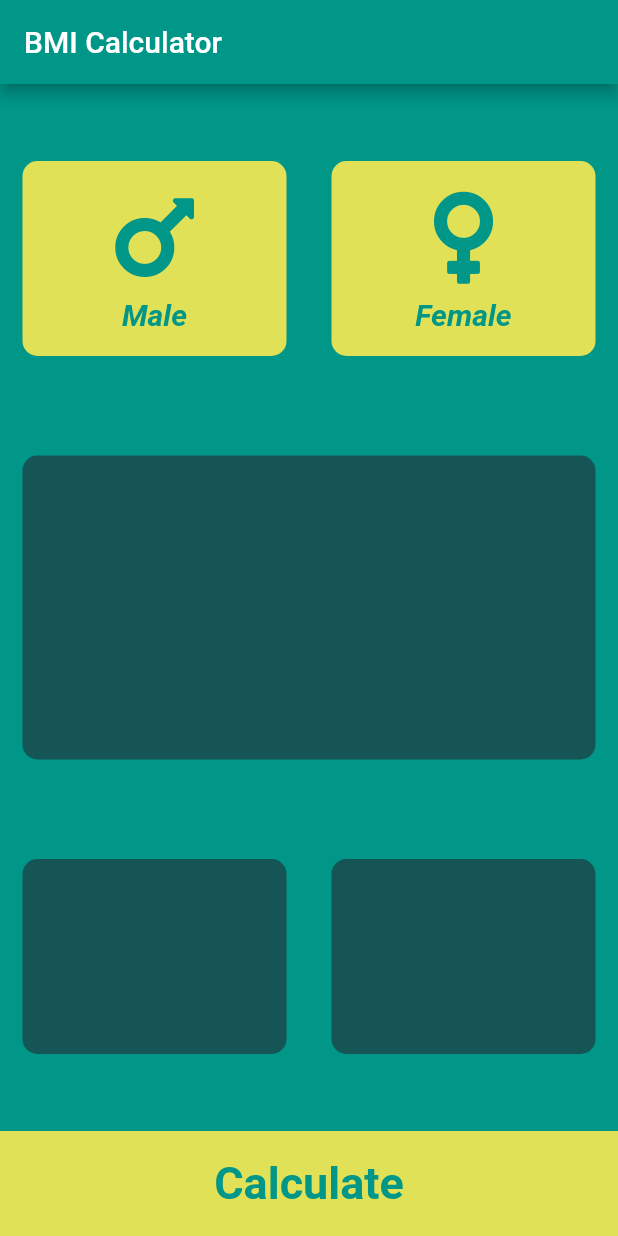
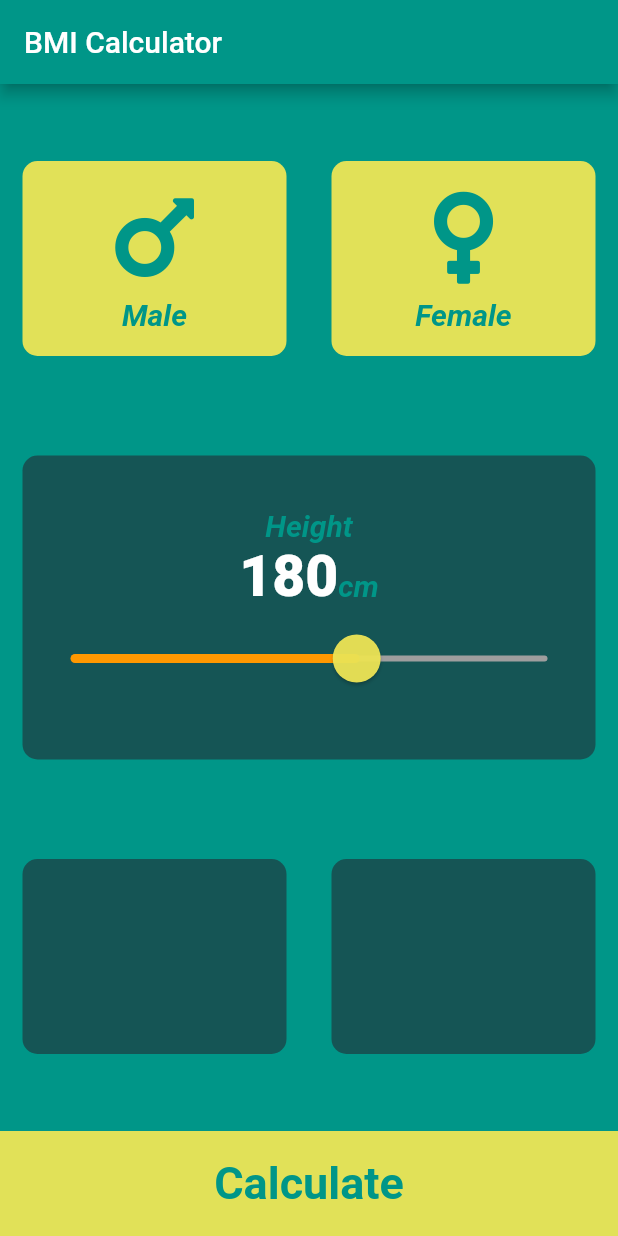
Before and after one commit to jpmehedi/flutter-bmi-calculator, a Flutter app: the screen it shows after launch, on a phone screen of 412 x 824 dp. Run offline on Flutter 3.47's test engine with Material 2 defaults, Android fonts, the phone set to English and light mode, and no system bars; our stand-ins replace font_awesome_flutter.

Commit message:
slider design

```diff
--- /dev/null
+++ b/lib/constraint.dart
@@ -0,0 +1,13 @@
+import 'package:flutter/material.dart';
+
+const kBottomButtonColor = Color(0xFF1EEE555);
+const kActiveCardColor = Color(0xFF155555);
+const kInactiveCardColor = Color(0xFF1EEE555);
+const kBottomButtonHeight = 70.0;
+
+const TextStyle kLevelTextStyle = TextStyle(
+  fontSize: 20.0,
+  fontWeight: FontWeight.bold,
+  color: Colors.teal,
+  fontStyle: FontStyle.italic,
+);
--- a/lib/icon_content.dart
+++ b/lib/icon_content.dart
@@ -1,4 +1,5 @@
 import 'package:flutter/material.dart';
+import './constraint.dart';
 
 class IconContent extends StatelessWidget {
   IconContent({this.icon, this.level});
@@ -20,11 +21,7 @@ class IconContent extends StatelessWidget {
         ),
         Text(
           level,
-          style: TextStyle(
-              fontSize: 20.0,
-              fontWeight: FontWeight.bold,
-              color: Colors.teal,
-              fontStyle: FontStyle.italic),
+          style: kLevelTextStyle,
         )
       ],
     );
--- a/lib/input_page.dart
+++ b/lib/input_page.dart
@@ -2,12 +2,8 @@ import 'package:flutter/material.dart';
 import 'package:font_awesome_flutter/font_awesome_flutter.dart';
 
 import './icon_content.dart';
-import 'reuseable_card.dart';
-
-const bottomButtonColor = Color(0xFF1EEE555);
-const activeCardColor = Color(0xFF155555);
-const inactiveCardColor = Color(0xFF1EEE555);
-const bottomButtonHeight = 70.0;
+import './reuseable_card.dart';
+import './constraint.dart';
 
 enum Gender {
   male,
@@ -21,6 +17,7 @@ class InputPage extends StatefulWidget {
 
 class _InputPageState extends State<InputPage> {
   Gender selectedGender;
+  int height = 180;
 
   @override
   Widget build(BuildContext context) {
@@ -35,39 +32,35 @@ class _InputPageState extends State<InputPage> {
             child: Row(
               children: <Widget>[
                 Expanded(
-                  child: GestureDetector(
-                    onTap: () {
+                  child: ReuseableCard(
+                    onPress: () {
                       setState(() {
                         selectedGender = Gender.male;
                       });
                     },
-                    child: ReuseableCard(
                     cardChild: IconContent(
                       icon: FontAwesomeIcons.mars,
                       level: "Male",
                     ),
                     color: selectedGender == Gender.male
-                          ? activeCardColor
-                          : inactiveCardColor,
-                    ),
+                        ? kActiveCardColor
+                        : kInactiveCardColor,
                   ),
                 ),
                 Expanded(
-                  child: GestureDetector(
-                    onTap: () {
+                  child: ReuseableCard(
+                    onPress: () {
                       setState(() {
                         selectedGender = Gender.female;
                       });
                     },
-                    child: ReuseableCard(
                     cardChild: IconContent(
                       icon: FontAwesomeIcons.venus,
                       level: "Female",
                     ),
                     color: selectedGender == Gender.female
-                          ? activeCardColor
-                          : inactiveCardColor,
-                    ),
+                        ? kActiveCardColor
+                        : kInactiveCardColor,
                   ),
                 ),
               ],
@@ -75,7 +68,53 @@ class _InputPageState extends State<InputPage> {
           ),
           Expanded(
             child: ReuseableCard(
-              color: activeCardColor,
+              color: kActiveCardColor,
+              cardChild: Column(
+                mainAxisAlignment: MainAxisAlignment.center,
+                children: <Widget>[
+                  Text(
+                    "Height",
+                    style: kLevelTextStyle,
+                  ),
+                  Row(
+                    mainAxisAlignment: MainAxisAlignment.center,
+                    crossAxisAlignment: CrossAxisAlignment.baseline,
+                    textBaseline: TextBaseline.alphabetic,
+                    children: <Widget>[
+                      Text(
+                        height.toString(),
+                        style: TextStyle(
+                            fontSize: 38.0, fontWeight: FontWeight.w900),
+                      ),
+                      Text(
+                        "cm",
+                        style: kLevelTextStyle,
+                      ),
+                    ],
+                  ),
+                  SliderTheme(
+                    data: SliderTheme.of(context).copyWith(
+                        thumbColor: Color(0xFF1EEE555),
+                        thumbShape:
+                            RoundSliderThumbShape(enabledThumbRadius: 16.0),
+                        overlayColor: Color(0x291EEE555),
+                        overlayShape:
+                            RoundSliderOverlayShape(overlayRadius: 32.0),
+                        inactiveTrackColor: Colors.grey,
+                        activeTrackColor: Colors.orange),
+                    child: Slider(
+                      min: 120.0,
+                      max: 220.0,
+                      value: height.toDouble(),
+                      onChanged: (double changeValue) {
+                        setState(() {
+                          height = changeValue.round();
+                        });
+                      },
+                    ),
+                  )
+                ],
+              ),
             ),
           ),
           Expanded(
@@ -83,21 +122,21 @@ class _InputPageState extends State<InputPage> {
               children: <Widget>[
                 Expanded(
                   child: ReuseableCard(
-                    color: activeCardColor,
+                    color: kActiveCardColor,
                   ),
                 ),
                 Expanded(
                   child: ReuseableCard(
-                    color: activeCardColor,
+                    color: kActiveCardColor,
                   ),
                 ),
               ],
             ),
           ),
           Container(
-            height: bottomButtonHeight,
+            height: kBottomButtonHeight,
             width: double.infinity,
-            color: bottomButtonColor,
+            color: kBottomButtonColor,
             child: Center(
                 child: Text(
               "Calculate",
--- a/lib/reuseable_card.dart
+++ b/lib/reuseable_card.dart
@@ -3,11 +3,14 @@ import 'package:flutter/material.dart';
 class ReuseableCard extends StatelessWidget {
   final Color color;
   final Widget cardChild;
-  ReuseableCard({@required this.color, this.cardChild});
+  final Function onPress;
+  ReuseableCard({@required this.color, this.cardChild, this.onPress});
 
   @override
   Widget build(BuildContext context) {
-    return Container(
+    return GestureDetector(
+      onTap: onPress,
+      child: Container(
         child: cardChild,
         margin: EdgeInsets.all(15.0),
         height: 130,
@@ -16,6 +19,7 @@ class ReuseableCard extends StatelessWidget {
           color: color,
           borderRadius: BorderRadius.circular(10.0),
         ),
+      ),
     );
   }
 }
```
Lines whose indentation alone changed are shown as unchanged.
